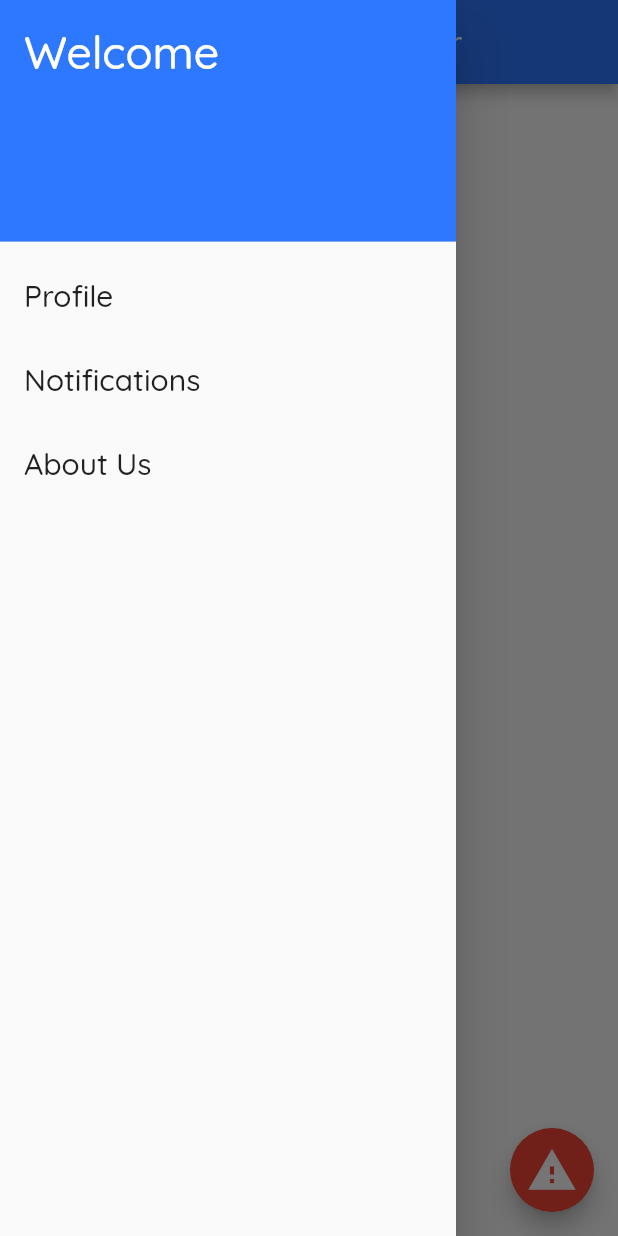
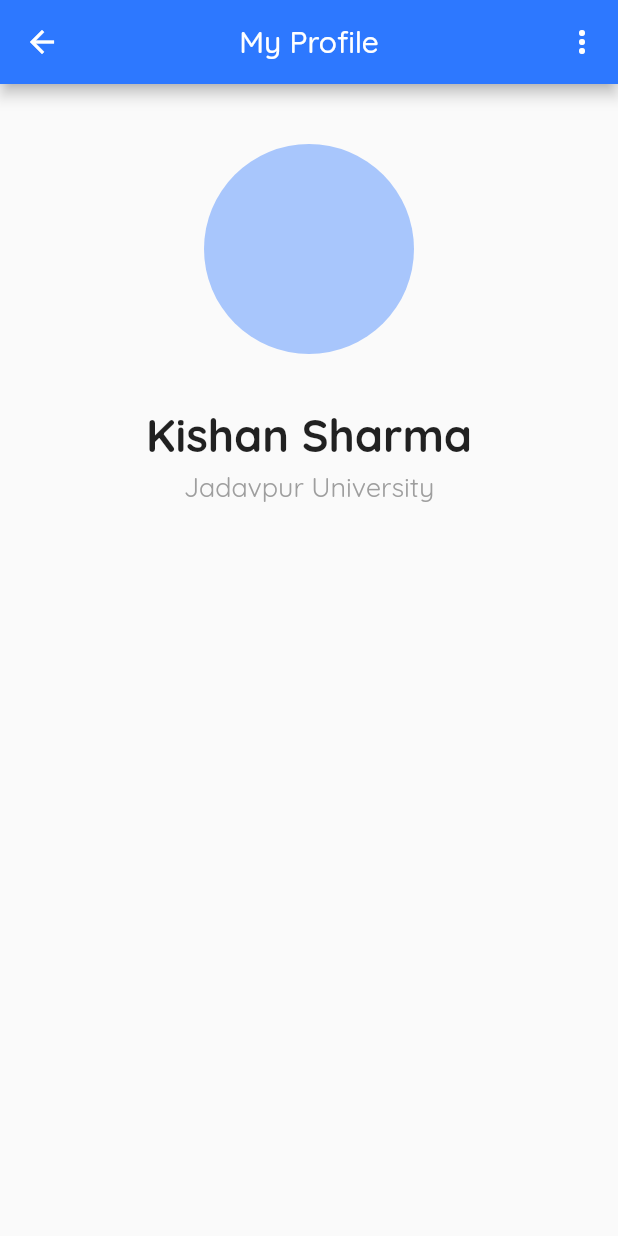
Before and after one commit to kishanhitk/Life_Saver, a Flutter app: the HomePage screen opened directly, in the side drawer, after a tap on "Profile", on a phone screen of 412 x 824 dp. Run offline on Flutter 3.47's test engine with Material 2 defaults, Android fonts, the phone set to English and light mode, and no system bars; our stand-ins replace flutter_spinkit.

Commit message:
Added Profile Page

```diff
--- a/lib/screens/Auth/register_page.dart
+++ b/lib/screens/Auth/register_page.dart
@@ -96,7 +96,9 @@ class _EmailRegister extends State<Register> {
                   SizedBox(
                     height: 20,
                   ),
-                  RaisedButton(
+                  Hero(
+                    tag: "FAB",
+                    child: RaisedButton(
                       shape: RoundedRectangleBorder(
                         borderRadius: BorderRadius.circular(6),
                       ),
@@ -120,6 +122,7 @@ class _EmailRegister extends State<Register> {
                         ),
                       ),
                     ),
+                  ),
                   Text(
                     error,
                     style: TextStyle(color: Colors.red),
--- a/lib/screens/homepage/homepage.dart
+++ b/lib/screens/homepage/homepage.dart
@@ -1,5 +1,5 @@
 import 'package:flutter/material.dart';
-
+import 'package:bank/screens/profilepage/profile_page.dart';
 class HomePage extends StatefulWidget {
   @override
   _HomePageState createState() => _HomePageState();
@@ -9,11 +9,15 @@ class _HomePageState extends State<HomePage> {
   @override
   Widget build(BuildContext context) {
     return Scaffold(
-      floatingActionButton: FloatingActionButton(
-
+      floatingActionButton: FloatingActionButton.extended(
+        label: Text("Emergency"),
         backgroundColor: Color(0xFFF44336),
         onPressed: () {},
-        child: Center(child: Icon(Icons.warning,size: 34,)),
+        icon: Center(
+            child: Icon(
+          Icons.warning,
+          size: 34,
+        )),
       ),
       appBar: AppBar(
         centerTitle: true,
@@ -25,7 +29,6 @@ class _HomePageState extends State<HomePage> {
           padding: EdgeInsets.zero,
           children: <Widget>[
             DrawerHeader(
-
               child: Text(
                 'Welcome',
                 style: TextStyle(
@@ -43,8 +46,7 @@ class _HomePageState extends State<HomePage> {
                 style: TextStyle(fontSize: 20),
               ),
               onTap: () {
-                // Update the state of the app.
-                // ...
+               Navigator.push(context, MaterialPageRoute(builder: (context)=> ProfilePage()  ));
               },
             ),
             ListTile(
--- /dev/null
+++ b/lib/screens/profilepage/profile_page.dart
@@ -0,0 +1,50 @@
+import 'package:flutter/material.dart';
+
+class ProfilePage extends StatefulWidget {
+  @override
+  _ProfilePageState createState() => _ProfilePageState();
+}
+
+class _ProfilePageState extends State<ProfilePage> {
+  @override
+  Widget build(BuildContext context) {
+    return Scaffold(
+      appBar: AppBar(
+        actions: <Widget>[
+          PopupMenuButton(
+              itemBuilder: (BuildContext context) =>
+                  [PopupMenuItem(child: Text("Logout"))])
+        ],
+        centerTitle: true,
+        title: Text("My Profile"),
+      ),
+      body: Center(
+        child: Column(
+          children: <Widget>[
+            SizedBox(
+              height: 40,
+            ),
+            CircleAvatar(
+              radius: 70,
+              backgroundColor: Color(0x662D78FF),
+            ),
+            SizedBox(
+              height: 35,
+            ),
+            Text(
+              "Kishan Sharma",
+              style: TextStyle(fontSize: 30, fontWeight: FontWeight.bold),
+            ),
+            Padding(
+              padding: const EdgeInsets.all(4.0),
+              child: Text(
+                "Jadavpur University",
+                style: TextStyle(color: Colors.grey, fontSize: 18),
+              ),
+            )
+          ],
+        ),
+      ),
+    );
+  }
+}
```
Lines whose indentation alone changed are shown as unchanged.
